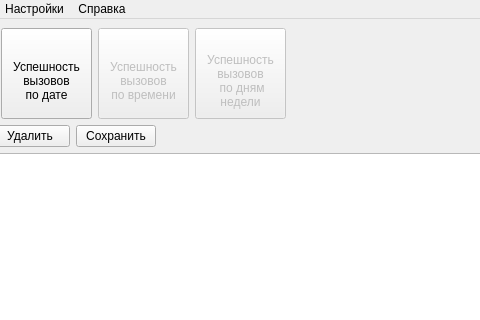
Above: mainwindow.ui from Genrikh302/MTA before the change; both pictures show x 105 to 585 and y 0 to 320 of the 800 by 600 pixel window. Below: the same form after it.
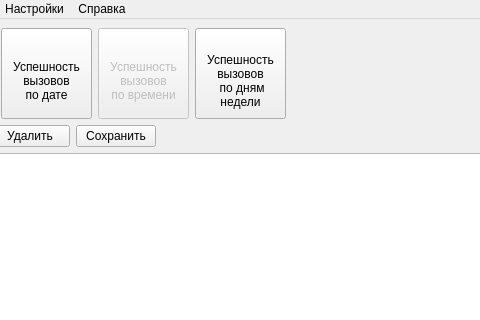
That is the form after the change.

Commit message: Успешность по дням недели

Diff of the .ui file:
```diff
--- a/mainwindow.ui
+++ b/mainwindow.ui
@@ -127,7 +127,7 @@
       <item>
        <widget class="QPushButton" name="pushDrawSucessCallsWeekDay">
         <property name="enabled">
-         <bool>false</bool>
+         <bool>true</bool>
         </property>
         <property name="minimumSize">
          <size>
```
Left out of the diff: 2 changed lines with no effect on the pictures. The commit also changes 1 other file.
